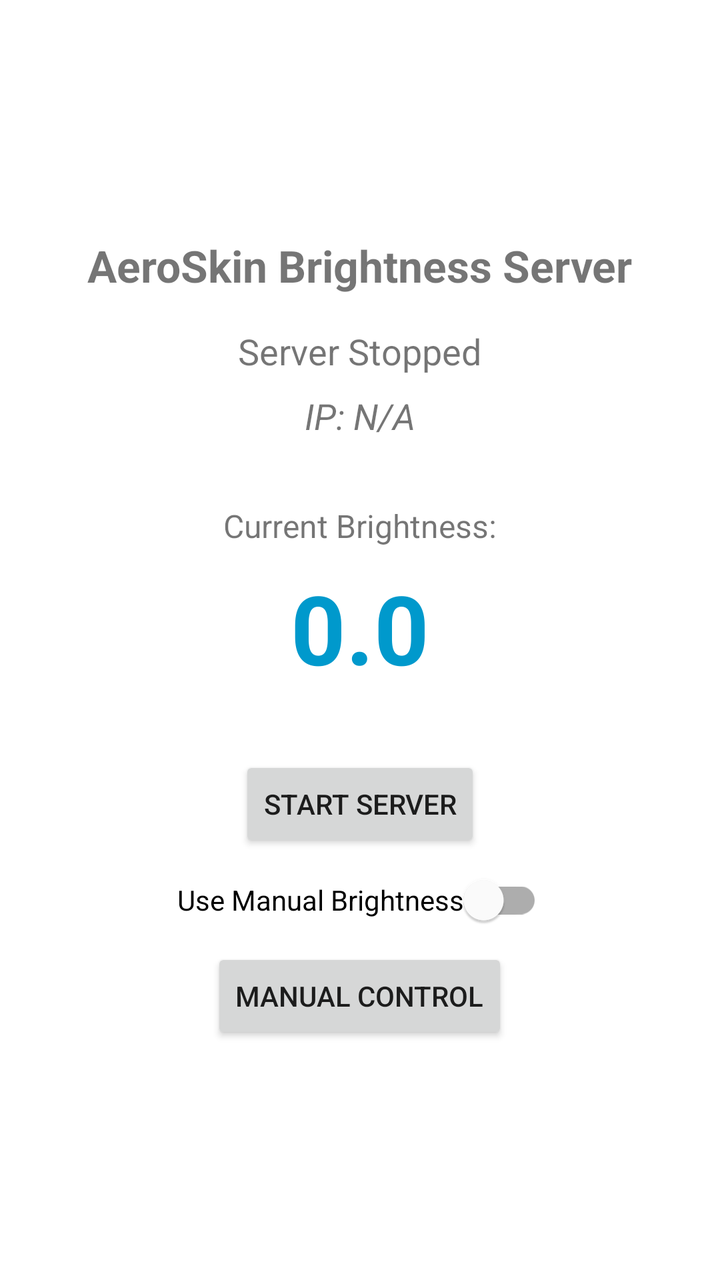
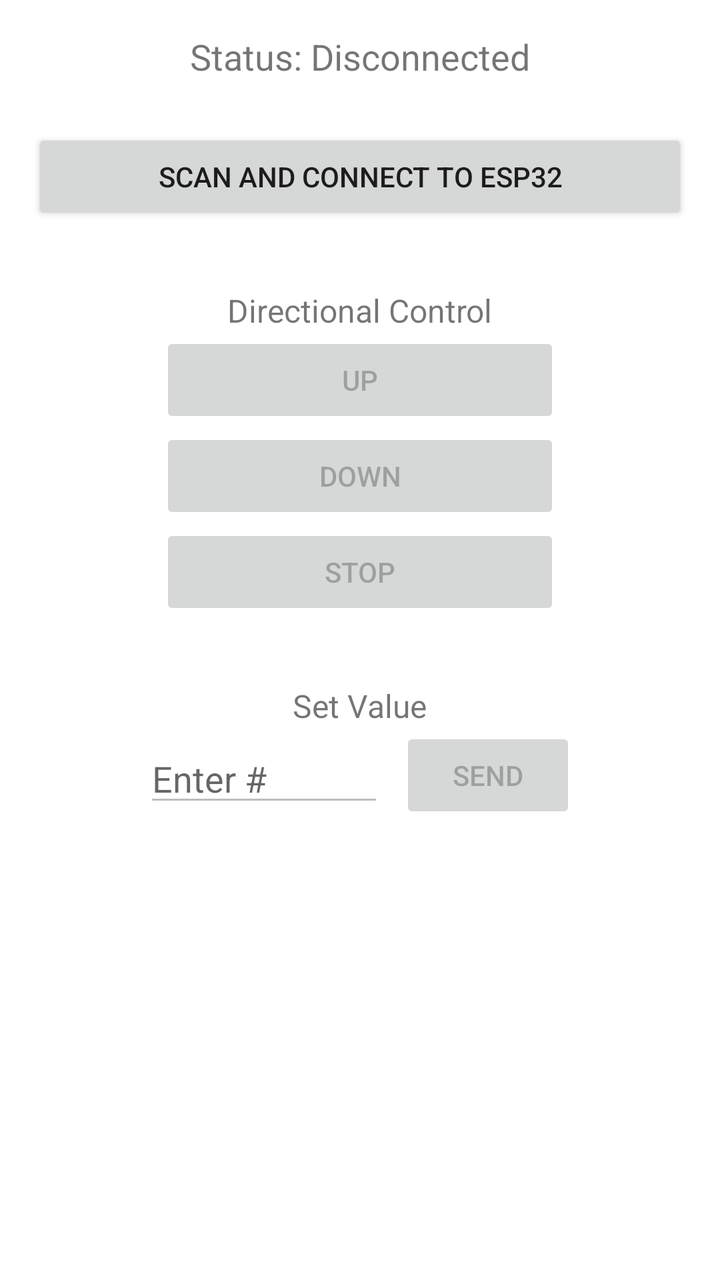

Two renders of the same Android screen: before a commit and after it. Below are the layout's source before the change and the commit's diff.
<!-- AndroidManifest.xml: application theme Theme.AeroSkin -->
<!-- res/layout/activity_main.xml -->
<?xml version="1.0" encoding="utf-8"?>
<LinearLayout xmlns:android="http://schemas.android.com/apk/res/android"
    xmlns:tools="http://schemas.android.com/tools"
    android:layout_width="match_parent"
    android:layout_height="match_parent"
    android:orientation="vertical"
    android:padding="24dp"
    android:gravity="center"
    tools:context=".MainActivity">

    <TextView
        android:layout_width="wrap_content"
        android:layout_height="wrap_content"
        android:text="AeroSkin Brightness Server"
        android:textSize="22sp"
        android:textStyle="bold" />

    <TextView
        android:id="@+id/status_text"
        android:layout_width="wrap_content"
        android:layout_height="wrap_content"
        android:layout_marginTop="16dp"
        android:text="Server Stopped"
        android:textSize="18sp" />

    <TextView
        android:id="@+id/ip_address_text"
        android:layout_width="wrap_content"
        android:layout_height="wrap_content"
        android:layout_marginTop="8dp"
        android:text="IP: N/A"
        android:textSize="18sp"
        android:textStyle="italic" />

    <TextView
        android:layout_width="wrap_content"
        android:layout_height="wrap_content"
        android:layout_marginTop="32dp"
        android:text="Current Brightness:"
        android:textSize="16sp" />

    <TextView
        android:id="@+id/brightness_text"
        android:layout_width="wrap_content"
        android:layout_height="wrap_content"
        android:layout_marginTop="8dp"
        android:text="0.0"
        android:textSize="48sp"
        android:textStyle="bold"
        android:textColor="@android:color/holo_blue_dark" />

    <Button
        android:id="@+id/toggle_server_button"
        android:layout_width="wrap_content"
        android:layout_height="wrap_content"
        android:layout_marginTop="32dp"
        android:text="Start Server" />


<com.google.android.material.switchmaterial.SwitchMaterial
    android:id="@+id/sourceSwitch"
    android:layout_width="wrap_content"
    android:layout_height="wrap_content"
    android:text="Use Manual Brightness" />

<Button
    android:id="@+id/manualModeButton"
    android:layout_width="wrap_content"
    android:layout_height="wrap_content"
    android:text="Manual Control" />
</LinearLayout>
<!-- resources referenced by this layout -->
<resources>
  <style name="Theme.AeroSkin" parent="Theme.MaterialComponents.DayNight.DarkActionBar">
          
      </style>
</resources>

<!-- the commit's change to res/layout/activity_main.xml (unified diff, before → after) -->
@@ -3,69 +3,83 @@
     xmlns:tools="http://schemas.android.com/tools"
     android:layout_width="match_parent"
     android:layout_height="match_parent"
+    android:gravity="center_horizontal"
     android:orientation="vertical"
-    android:padding="24dp"
-    android:gravity="center"
+    android:padding="16dp"
     tools:context=".MainActivity">
 
     <TextView
+        android:id="@+id/statusTextView"
         android:layout_width="wrap_content"
         android:layout_height="wrap_content"
-        android:text="AeroSkin Brightness Server"
-        android:textSize="22sp"
-        android:textStyle="bold" />
-
-    <TextView
-        android:id="@+id/status_text"
-        android:layout_width="wrap_content"
-        android:layout_height="wrap_content"
-        android:layout_marginTop="16dp"
-        android:text="Server Stopped"
+        android:layout_marginBottom="24dp"
+        android:text="Status: Disconnected"
         android:textSize="18sp" />
 
-    <TextView
-        android:id="@+id/ip_address_text"
-        android:layout_width="wrap_content"
+    <Button
+        android:id="@+id/scanButton"
+        android:layout_width="match_parent"
         android:layout_height="wrap_content"
-        android:layout_marginTop="8dp"
-        android:text="IP: N/A"
-        android:textSize="18sp"
-        android:textStyle="italic" />
+        android:layout_marginBottom="32dp"
+        android:text="Scan and Connect to ESP32" />
 
+    
     <TextView
         android:layout_width="wrap_content"
         android:layout_height="wrap_content"
-        android:layout_marginTop="32dp"
-        android:text="Current Brightness:"
-        android:textSize="16sp" />
+        android:text="Directional Control"
+        android:textSize="16sp"/>
 
+    <Button
+        android:id="@+id/buttonUp"
+        android:layout_width="200dp"
+        android:layout_height="wrap_content"
+        android:enabled="false"
+        android:text="Up" />
+
+    <Button
+        android:id="@+id/buttonDown"
+        android:layout_width="200dp"
+        android:layout_height="wrap_content"
+        android:enabled="false"
+        android:text="Down" />
+
+    <Button
+        android:id="@+id/buttonStop"
+        android:layout_width="200dp"
+        android:layout_height="wrap_content"
+        android:layout_marginBottom="32dp"
+        android:enabled="false"
+        android:text="Stop" />
+
+    
     <TextView
-        android:id="@+id/brightness_text"
         android:layout_width="wrap_content"
         android:layout_height="wrap_content"
-        android:layout_marginTop="8dp"
-        android:text="0.0"
-        android:textSize="48sp"
-        android:textStyle="bold"
-        android:textColor="@android:color/holo_blue_dark" />
+        android:text="Set Value"
+        android:textSize="16sp"/>
 
-    <Button
-        android:id="@+id/toggle_server_button"
+    <LinearLayout
         android:layout_width="wrap_content"
         android:layout_height="wrap_content"
-        android:layout_marginTop="32dp"
-        android:text="Start Server" />
+        android:orientation="horizontal"
+        android:gravity="center_vertical">
 
+        <EditText
+            android:id="@+id/numberEditText"
+            android:layout_width="120dp"
+            android:layout_height="wrap_content"
+            android:hint="Enter #"
+            android:inputType="number"
+            android:enabled="false" />
 
-<com.google.android.material.switchmaterial.SwitchMaterial
-    android:id="@+id/sourceSwitch"
-    android:layout_width="wrap_content"
-    android:layout_height="wrap_content"
-    android:text="Use Manual Brightness" />
+        <Button
+            android:id="@+id/sendNumberButton"
+            android:layout_width="wrap_content"
+            android:layout_height="wrap_content"
+            android:layout_marginStart="8dp"
+            android:enabled="false"
+            android:text="Send" />
+    </LinearLayout>
 
-<Button
-    android:id="@+id/manualModeButton"
-    android:layout_width="wrap_content"
-    android:layout_height="wrap_content"
-    android:text="Manual Control" />
 </LinearLayout>
